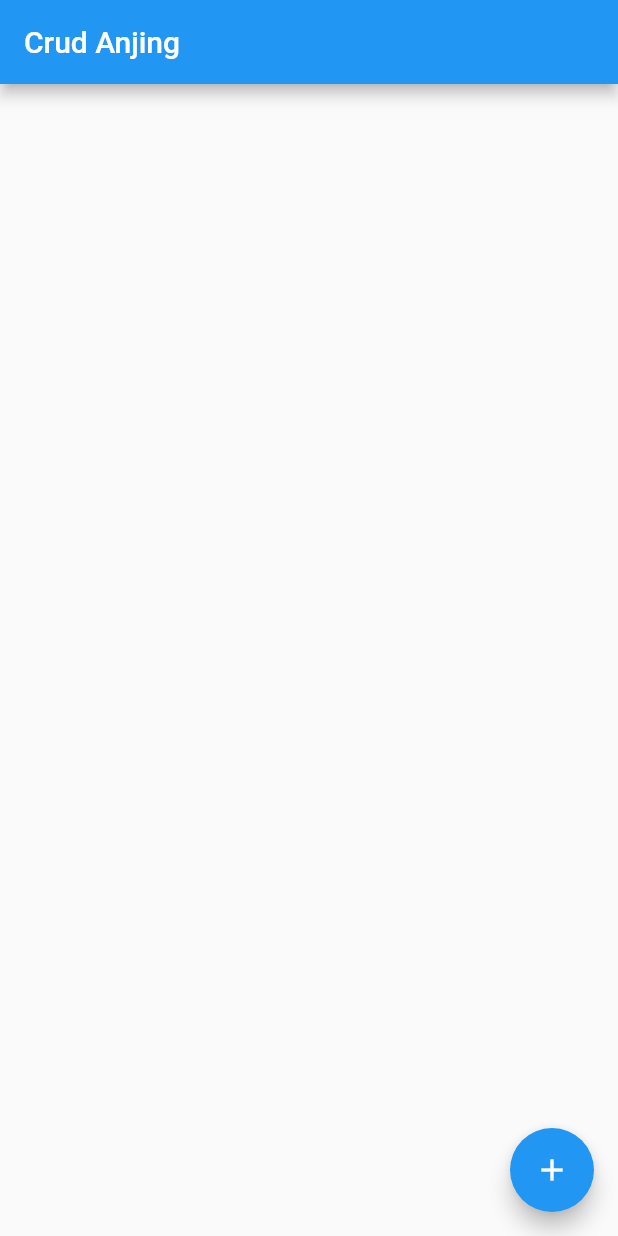
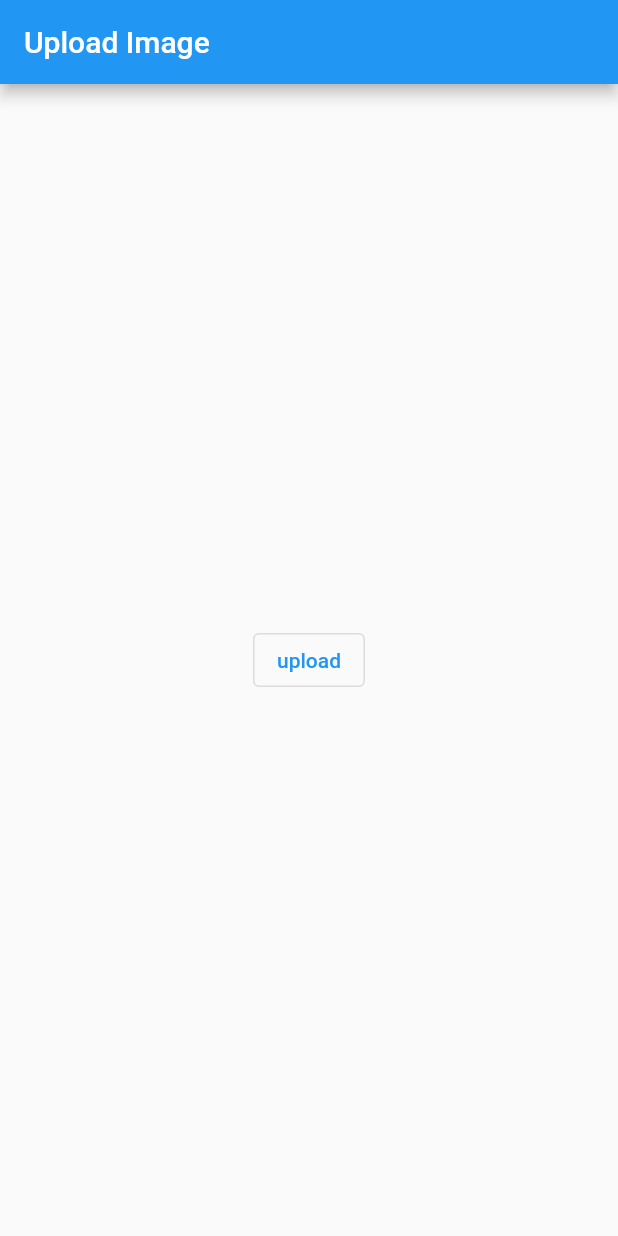
Before and after one commit to Faiznurullah/flutter-firebase, a Flutter app: the screen it shows after launch, on a phone screen of 412 x 824 dp. Run offline on Flutter 3.47's test engine with Material 2 defaults, Android fonts, the phone set to English and light mode, and no system bars; our stand-ins replace cloud_firestore, file_picker, firebase_core, firebase_storage; accounts and stored records are empty.

```diff
--- a/lib/main.dart
+++ b/lib/main.dart
@@ -4,27 +4,32 @@ import 'package:flutter/material.dart';
 import 'package:provider/provider.dart';
 
 import 'firebase_options.dart';
+import 'provider/storage.dart';
+import 'screen/upload.dart';
 import 'screen/user_screen.dart';
 
-void main() async{
+void main() async {
   WidgetsFlutterBinding.ensureInitialized();
   await Firebase.initializeApp(
-  options: DefaultFirebaseOptions.currentPlatform,
-);
+    options: DefaultFirebaseOptions.currentPlatform,
+  );
 
   runApp(const MyApp());
 }
 
- class MyApp extends StatelessWidget {
+class MyApp extends StatelessWidget {
   const MyApp({super.key});
 
   @override
   Widget build(BuildContext context) {
     return MaterialApp(
-      home: ChangeNotifierProvider(
-        create: (context) => users(),
-        child: UserScreen(),
-        ),
+      home: MultiProvider(
+        providers: [
+          ChangeNotifierProvider(create: ((context) => users())),
+          ChangeNotifierProvider(create: ((context) => Storage())),
+        ],
+        child: UploadScreen(),
+      ),
     );
   }
 }
--- /dev/null
+++ b/lib/screen/upload.dart
@@ -0,0 +1,27 @@
+import 'package:flutter/material.dart';
+import 'package:flutter/src/foundation/key.dart';
+import 'package:flutter/src/widgets/framework.dart';
+import 'package:provider/provider.dart';
+import '../provider/storage.dart';
+
+class UploadScreen extends StatelessWidget {
+  const UploadScreen({super.key});
+
+  @override
+  Widget build(BuildContext context) {
+    Storage storage = Provider.of<Storage>(context);
+    return Scaffold(
+      appBar: AppBar(
+        title: Text('Upload Image'),
+      ),
+      body: Center(
+        child: OutlinedButton(
+          child: Text('upload'),
+          onPressed: () {
+            storage.UploadFile();
+          },
+        ),
+      ),
+    );
+  }
+}
--- a/pubspec.yaml
+++ b/pubspec.yaml
@@ -38,6 +38,8 @@ dependencies:
   firebase_core: ^2.12.0
   cloud_firestore: ^4.7.0
   provider: ^6.0.5
+  file_picker: ^4.5.1
+  firebase_storage: ^11.2.1
 
 dev_dependencies:
   flutter_test:
```
Also changed, not shown: lib/provider/storage.dart (added, +24 -0 lines), pubspec.lock, 1 other file.
